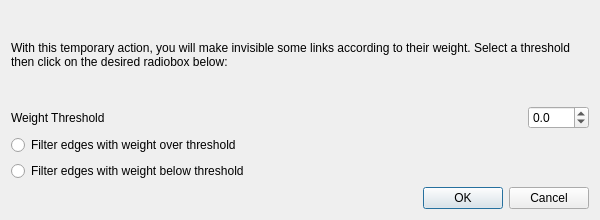
Above: src/forms/dialogfilteredgesbyweight.ui from socnetv/app before the change. Below: the same form after it.
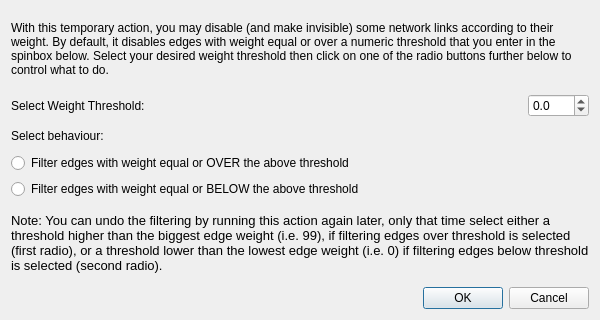
That is the form after the change.

Commit message: Better UX in Edge filtering. Clarified dialog text / labels and added a note how to undo the filtering -- See email by Axel 'Social Network Visualizer and Filter of Edges' -- [ci]

Diff of the .ui file:
```diff
--- a/src/forms/dialogfilteredgesbyweight.ui
+++ b/src/forms/dialogfilteredgesbyweight.ui
@@ -7,13 +7,13 @@
     <x>0</x>
     <y>0</y>
     <width>600</width>
-    <height>220</height>
+    <height>320</height>
    </rect>
   </property>
   <property name="minimumSize">
    <size>
     <width>600</width>
-    <height>220</height>
+    <height>315</height>
    </size>
   </property>
   <property name="windowTitle">
@@ -23,7 +23,7 @@
    <item row="0" column="0">
     <widget class="QLabel" name="label_2">
      <property name="text">
-      <string>With this temporary action, you will make invisible some links according to their weight. Select a threshold then click on the desired radiobox below:</string>
+      <string>With this temporary action, you may disable (and make invisible) some network links according to their weight. By default, it disables edges with weight equal or over a numeric threshold that you enter in the spinbox below. Select your desired weight threshold then click on one of the radio buttons further below to control what to do.</string>
      </property>
      <property name="textFormat">
       <enum>Qt::RichText</enum>
@@ -50,7 +50,7 @@
      <item>
       <widget class="QLabel" name="label">
        <property name="text">
-        <string>Weight Threshold</string>
+        <string>Select Weight Threshold:</string>
        </property>
       </widget>
      </item>
@@ -67,7 +67,7 @@
        <property name="sizeHint" stdset="0">
         <size>
          <width>40</width>
-         <height>20</height>
+         <height>25</height>
         </size>
        </property>
       </spacer>
@@ -91,16 +91,42 @@
     </layout>
    </item>
    <item row="2" column="0">
-    <widget class="QRadioButton" name="overThresholdBt">
-     <property name="text">
-      <string>Filter edges with weight over threshold</string>
-     </property>
-    </widget>
+    <layout class="QVBoxLayout" name="verticalLayout">
+     <item>
+      <widget class="QLabel" name="label_4">
+       <property name="text">
+        <string>Select behaviour:</string>
+       </property>
+      </widget>
+     </item>
+     <item>
+      <widget class="QRadioButton" name="overThresholdBt">
+       <property name="text">
+        <string>Filter edges with weight equal or OVER the above threshold</string>
+       </property>
+      </widget>
+     </item>
+     <item>
+      <widget class="QRadioButton" name="belowThresholdBt">
+       <property name="text">
+        <string>Filter edges with weight equal or BELOW the above threshold</string>
+       </property>
+      </widget>
+     </item>
+    </layout>
    </item>
    <item row="3" column="0">
-    <widget class="QRadioButton" name="belowThresholdBt">
+    <widget class="QLabel" name="label_3">
+     <property name="font">
+      <font>
+       <pointsize>10</pointsize>
+      </font>
+     </property>
      <property name="text">
-      <string>Filter edges with weight below threshold</string>
+      <string>Note: You can undo the filtering by running this action again later, only that time select either a threshold higher than the biggest edge weight (i.e. 99), if filtering edges over threshold is selected (first radio), or a threshold lower than the lowest edge weight (i.e. 0) if filtering edges below threshold is selected (second radio). </string>
+     </property>
+     <property name="wordWrap">
+      <bool>true</bool>
      </property>
     </widget>
    </item>
```
Left out of the diff: 6 changed lines with no effect on the pictures. The commit also changes 3 other files.
